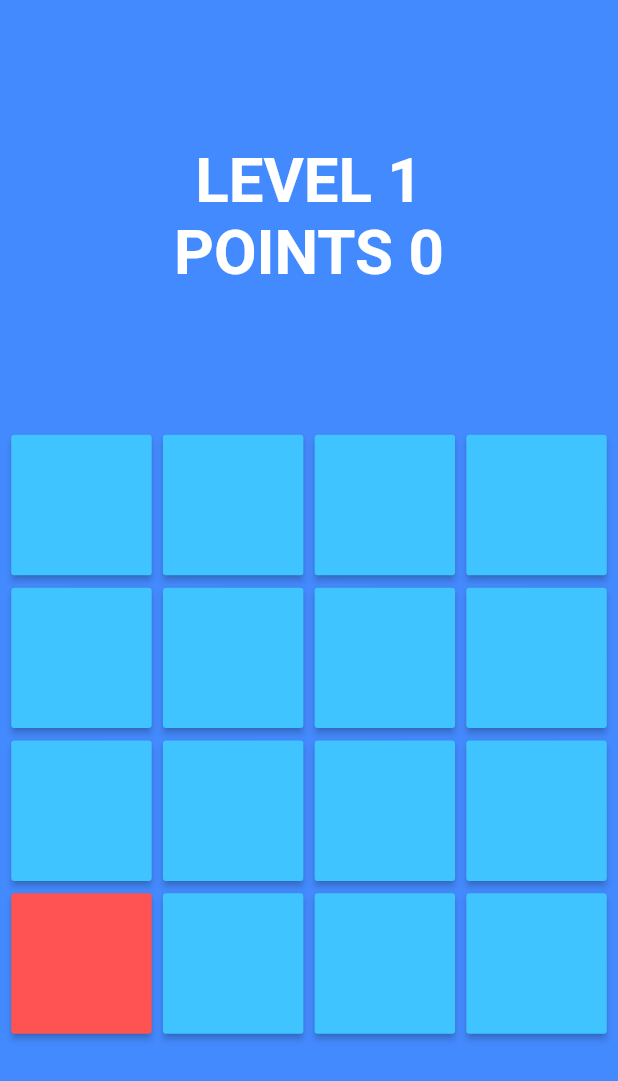
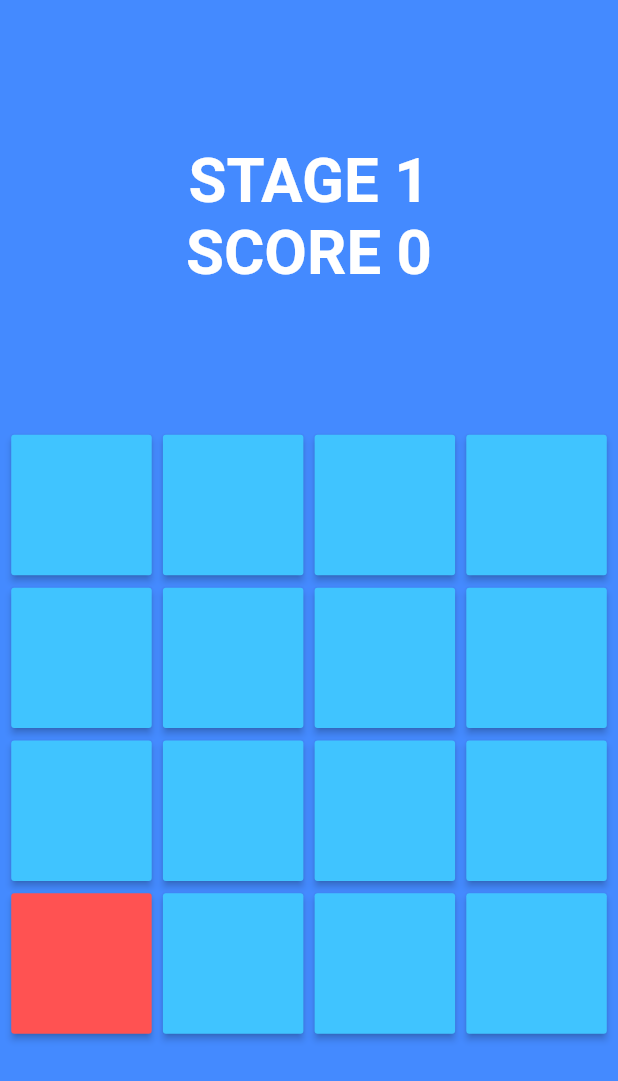
Before and after one commit to GaetanoFichera/tap_the_red, a Flutter app: the screen it shows after launch, after a tap on "PLAY", on a phone screen of 412 x 824 dp. Shown: the top 1081 px of the screen. Run offline on Flutter 3.47's test engine with Material 2 defaults, Android fonts, the phone set to English and light mode, and no system bars; our stand-ins replace shared_preferences.

Commit message:
sistemata il dei widget in HomePage e EndPage, aggiunto salvataggio BestScore in locale, aggiunta icona launcher e corretto nome app per Android

```diff
--- a/lib/View/GamePage.dart
+++ b/lib/View/GamePage.dart
@@ -1,9 +1,7 @@
 import 'dart:async';
-import 'dart:io';
 import 'dart:math';
 
 import 'package:flutter/material.dart';
-import 'package:flutter/services.dart';
 import 'package:tap_the_red/View/EndPage.dart';
 
 class GamePageSL extends StatelessWidget{
@@ -25,6 +23,8 @@ class _GamePageState extends State<GamePageSF> {
   final Color _colorDisattivato = Colors.lightBlueAccent;
   final Color _colorAttivato = Colors.redAccent;
 
+  var _decreaseDelayValue = const Duration(milliseconds:150);
+
   int _punteggio = 0;
   int _buttonsN = 16;
   int _gridDim = 0;
@@ -45,7 +45,7 @@ class _GamePageState extends State<GamePageSF> {
 
   Widget _buildOverGrid(){
     return new Text(
-      "LEVEL " + _livello.toString() + "\nPOINTS " + _punteggio.toString(),
+      "STAGE " + _livello.toString() + "\nSCORE " + _punteggio.toString(),
       textAlign: TextAlign.center,
       style: new TextStyle(
         fontWeight: FontWeight.bold,
@@ -166,17 +166,6 @@ class _GamePageState extends State<GamePageSF> {
   void _endGame()async {
     _stopTimer();
 
-    /* la funzione che la contiene deve ridare "Future"
-
-    Navigator.of(context).push(new PageRouteBuilder(pageBuilder:
-        (context, animation, secondaryAnimation) {
-      // directly construct the your widget here with whatever object you want
-      // to pass in.
-          debugPrint(_punteggio.toString());
-          return new EndPageSF(punteggio: _punteggio,);
-    }));
-    */
-
     bool newGame = await Navigator.push(context, new MaterialPageRoute<bool>(
         builder: (BuildContext context) {
           return new EndPageSL(this._punteggio);
@@ -209,9 +198,10 @@ class _GamePageState extends State<GamePageSF> {
   }
 
   void _speedTimer() {
-    if (_delay >= const Duration(milliseconds:200)){
+    //controllo se il delay di ora è superiore a quello che voglio togliere
+    if (_delay > _decreaseDelayValue){
       _timer.cancel();
-      _delay = _delay - const Duration(milliseconds:150);
+      _delay = _delay - _decreaseDelayValue;
       _timer = Timer.periodic(_delay, (Timer t) => _addRedButton());
       debugPrint('Timer Speed Up! ' + 'Nuovo Delay: ' + _delay.toString());
     }
--- a/lib/View/HomePage.dart
+++ b/lib/View/HomePage.dart
@@ -2,6 +2,7 @@ import 'dart:async';
 
 import 'package:flutter/material.dart';
 import 'package:flutter/services.dart';
+import 'package:shared_preferences/shared_preferences.dart';
 import 'package:tap_the_red/View/GamePage.dart';
 
 class HomePageSL extends StatelessWidget{
@@ -26,9 +27,10 @@ class HomePageSF extends StatefulWidget {
 }
 
 class _HomePageState extends State<HomePageSF> {
+  int _bestScore = 0;
 
   Size _screenSize;
-  int _fontRatio = 8;
+  double _fontRatio = 7.0;
 
   BuildContext _context;
 
@@ -36,16 +38,21 @@ class _HomePageState extends State<HomePageSF> {
   Widget build(BuildContext context) {
     _context = context;
 
-    _screenSize = MediaQuery.of(context).size;
+    _screenSize = MediaQuery
+        .of(context)
+        .size;
 
-    Scaffold page = new Scaffold(
-      body: new Container(
-          decoration: new BoxDecoration(color: Colors.blueAccent),
-          child: new Center(
-            child: new ListView(
-              children: [
-                new Padding(padding: new EdgeInsets.symmetric(vertical: _screenSize.height / 17, horizontal: _screenSize.width / 110),),
-                new Text(
+    _checkBestScore();
+
+    Padding littlelittleSkip = new Padding(padding: new EdgeInsets.symmetric(vertical: _screenSize.height / 30, horizontal: _screenSize.width / 110),);
+    Padding littleSkip = new Padding(padding: new EdgeInsets.symmetric(
+        vertical: _screenSize.height / 17,
+        horizontal: _screenSize.width / 110),);
+    Padding bigSkip = new Padding(padding: new EdgeInsets.symmetric(
+        vertical: _screenSize.height / 8,
+        horizontal: _screenSize.width / 110),);
+
+    Text welcomeText = new Text(
       'TAP THE RED!',
       textAlign: TextAlign.center,
       style: new TextStyle(
@@ -53,38 +60,99 @@ class _HomePageState extends State<HomePageSF> {
         fontSize: _screenSize.width / _fontRatio,
         color: Colors.white,
       ),
+    );
+
+    Text textButton = new Text(
+      'PLAY',
+      style: new TextStyle(
+        fontWeight: FontWeight.bold,
+        fontSize: _screenSize.width / (_fontRatio * 1.2),
       ),
-                new Padding(padding: new EdgeInsets.symmetric(vertical: _screenSize.height / 8, horizontal: _screenSize.width / 110),),
-                new Column(
-                  children: <Widget>[
-                    new MaterialButton(
+    );
+
+    MaterialButton playButton = new MaterialButton(
       height: _screenSize.width / (1.1 * 4),
       minWidth: _screenSize.width / (1.1 * 2),
       color: Colors.lightBlue,
-                      child: new Text(
-                        'PLAY',
+      child: textButton,
+      textColor: Colors.white,
+      onPressed: _startGame,
+    );
+
+    String bestScoreStringText = '';
+
+    Widget boxAfterPlayButton;
+
+    if (this._bestScore > 0) {
+      bestScoreStringText = 'BEST SCORE: ' + this._bestScore.toString();
+
+      Text bestScoreText = new Text(
+        bestScoreStringText,
+        textAlign: TextAlign.center,
         style: new TextStyle(
           fontWeight: FontWeight.bold,
           fontSize: _screenSize.width / (_fontRatio * 2),
+          color: Colors.white,
+        ),
+      );
+
+      boxAfterPlayButton = new Column(
+        children: <Widget>[
+          littlelittleSkip,
+          bestScoreText,
+          littleSkip,
+        ],
+      );
+    } else {
+      boxAfterPlayButton = bigSkip;
+    }
+
+    Text textPt1 = new Text(
+      'Developed by Gaetano Fichera',
+      style: new TextStyle(
+        color: Colors.white,
+        fontSize: _screenSize.width / (_fontRatio * 3.5),
+      ),
+    );
+
+    Text textPt2 = new Text(
+      '@GaetanoFichera on GitHub',
+      style: new TextStyle(
+        color: Colors.white,
+        fontSize: _screenSize.width / (_fontRatio * 3.5),
+      ),
+    );
+
+    Container bottomTextBox = new Container(
+      decoration: new BoxDecoration(color: Colors.blueAccent),
+      child: new Center(
+        child: new Column(
+          children: <Widget>[
+            textPt1,
+            textPt2,
+          ],
         ),
       ),
-                      textColor: Colors.white,
-                      onPressed: _startGame,
-                    ),
-                    new Padding(padding: new EdgeInsets.symmetric(vertical: _screenSize.height / 7, horizontal: _screenSize.width / 110),),
-                    new Text(
-                      'Developed by Gaetano Fichera\n@GaetanoFichera on GitHub',
-                      style: new TextStyle(
-                        color: Colors.white,
-                        fontSize: _screenSize.width / (_fontRatio * 3.7),
-                      ),
-                    ),
-                  ],
-                ),
+    );
+
+    Container mainContainer = new Container(
+        decoration: new BoxDecoration(color: Colors.blueAccent),
+        child: new Center(
+          child: new ListView(
+            children: [
+              littleSkip,
+              welcomeText,
+              bigSkip,
+              playButton,
+              boxAfterPlayButton,
+              bottomTextBox,
             ],
           ),
         )
-      ),
+    );
+
+    Scaffold page = new Scaffold(
+      body: mainContainer,
     );
 
     MaterialApp app = new MaterialApp(
@@ -103,4 +171,20 @@ class _HomePageState extends State<HomePageSF> {
 
     if (newGame) _startGame();
   }
+
+  Future _checkBestScore() async {
+    debugPrint('Controllo che ci sia un Punteggio salvato');
+    String keyBestScore = 'bestScore';
+    SharedPreferences prefs = await SharedPreferences.getInstance();
+    int lastBestScore = prefs.get(keyBestScore);
+    debugPrint('Punteggio Migliore: ' + this._bestScore.toString());
+    if (lastBestScore != null){
+      if (lastBestScore > this._bestScore){
+        setState(() {
+          debugPrint('Punteggio migliore trovato!');
+          this._bestScore = lastBestScore;
+        });
       }
+    }
+  }
+}
```
Also changed, not shown: lib/View/EndPage.dart (+89 -33 lines), lib/main.dart (+4 -23 lines), pubspec.yaml (+10 -0 lines), pubspec.lock, res/icon/icon.png (added), 25 other files. Lines whose indentation alone changed are shown as unchanged.
